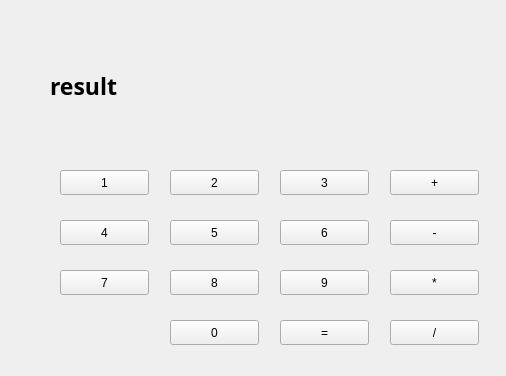
Qt form new_calc_ui.ui (itsmysurport/itsmy-new-calc) before a commit.
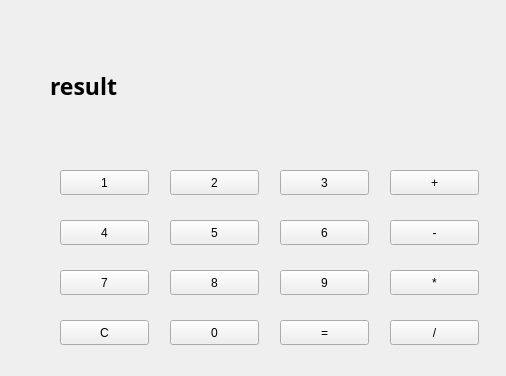
The same form after that commit.

What changed in the file:
```diff
--- a/new_calc_ui.ui
+++ b/new_calc_ui.ui
@@ -251,6 +251,19 @@
      <string>/</string>
     </property>
    </widget>
+   <widget class="QPushButton" name="buttonClear">
+    <property name="geometry">
+     <rect>
+      <x>60</x>
+      <y>320</y>
+      <width>89</width>
+      <height>25</height>
+     </rect>
+    </property>
+    <property name="text">
+     <string>C</string>
+    </property>
+   </widget>
   </widget>
  </widget>
  <resources/>
```
